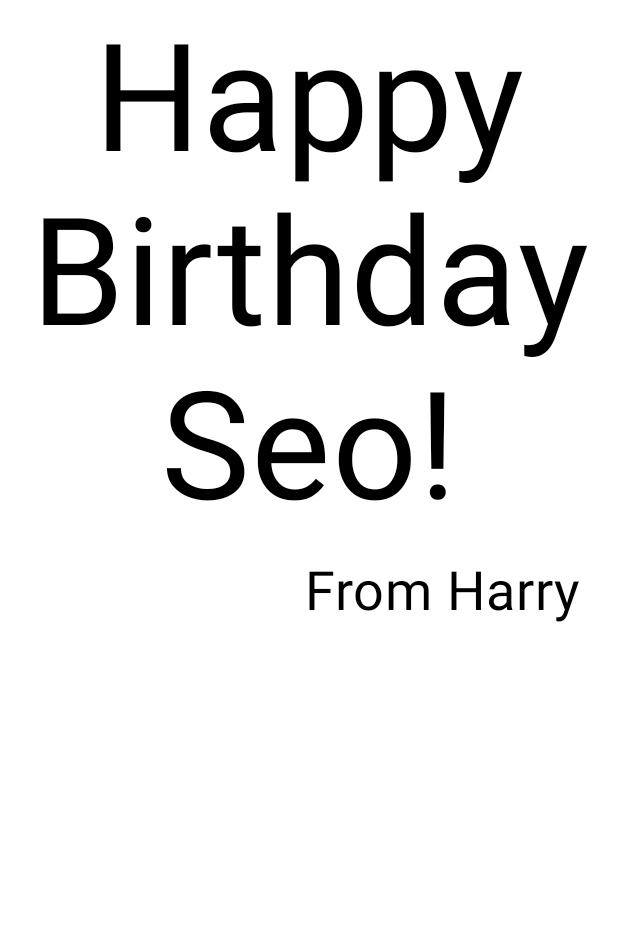
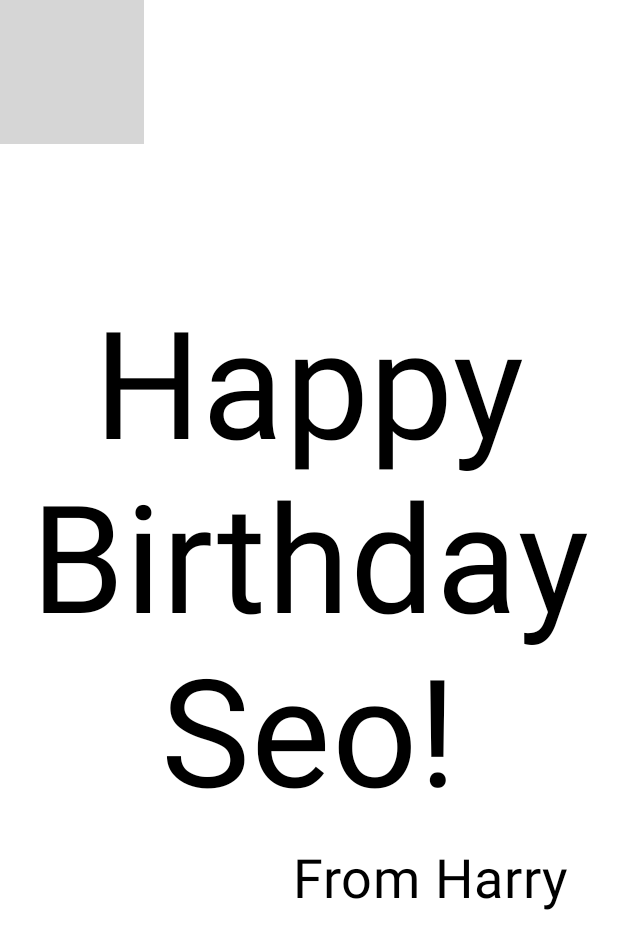
Before and after one commit to librarywon/Codelab_Compose, an Android app built with Jetpack Compose: the @Preview function BirthdayCardPreview, on a phone screen of 412 x 824 dp. Shown: the top 949 px of the screen. Run offline under Robolectric (Android 15) with nearby library versions, the phone set to English and light mode, and no system bars; grey boxes are pictures that could not be loaded.

Commit message:
[feat]: add image

```diff
--- a/Brithday/app/src/main/java/com/shoppi/happybirthday/MainActivity.kt
+++ b/Brithday/app/src/main/java/com/shoppi/happybirthday/MainActivity.kt
@@ -3,7 +3,9 @@ package com.shoppi.happybirthday
 import android.os.Bundle
 import androidx.activity.ComponentActivity
 import androidx.activity.compose.setContent
+import androidx.compose.foundation.Image
 import androidx.compose.foundation.layout.Arrangement
+import androidx.compose.foundation.layout.Box
 import androidx.compose.foundation.layout.Column
 import androidx.compose.foundation.layout.fillMaxSize
 import androidx.compose.foundation.layout.padding
@@ -13,6 +15,7 @@ import androidx.compose.material3.Text
 import androidx.compose.runtime.Composable
 import androidx.compose.ui.Alignment
 import androidx.compose.ui.Modifier
+import androidx.compose.ui.res.painterResource
 import androidx.compose.ui.text.style.TextAlign
 import androidx.compose.ui.tooling.preview.Preview
 import androidx.compose.ui.unit.dp
@@ -25,11 +28,8 @@ class MainActivity : ComponentActivity() {
         setContent {
             HappyBirthdayTheme {
                 // A surface container using the 'background' color from the theme
-                Surface(
-                    modifier = Modifier.fillMaxSize(),
-                    color = MaterialTheme.colorScheme.background
-                ) {
-                    GreetingText("Happy Birthday Jaewon!", "From Harry")
+                Surface(color = MaterialTheme.colorScheme.background) {
+                    GreetingImage("Happy Birthday Sam!", "From Emma")
                 }
             }
         }
@@ -62,6 +62,26 @@ fun GreetingText(message: String, from: String, modifier: Modifier = Modifier) {
 @Composable
 fun BirthdayCardPreview() {
     HappyBirthdayTheme {
-        GreetingText("Happy Birthday Seo!", "From Harry")
+        GreetingImage("Happy Birthday Seo!", "From Harry")
     }
 }
+
+
+@Composable
+fun GreetingImage(message: String, from: String, modifier: Modifier = Modifier) {
+    val image = painterResource(R.drawable.ic_background)
+    //Step 3 create a box to overlap image and texts
+    Box {
+        Image(
+            painter = image,
+            contentDescription = null
+        )
+        GreetingText(
+            message = message,
+            from = from,
+            modifier = Modifier
+                .fillMaxSize()
+                .padding(8.dp)
+        )
+    }
+}
```
Also changed, not shown: 1 other file.
